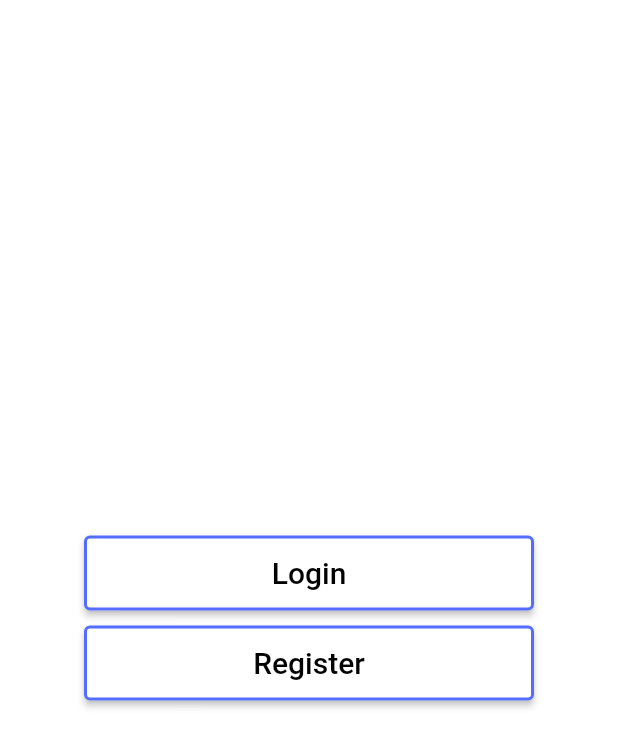
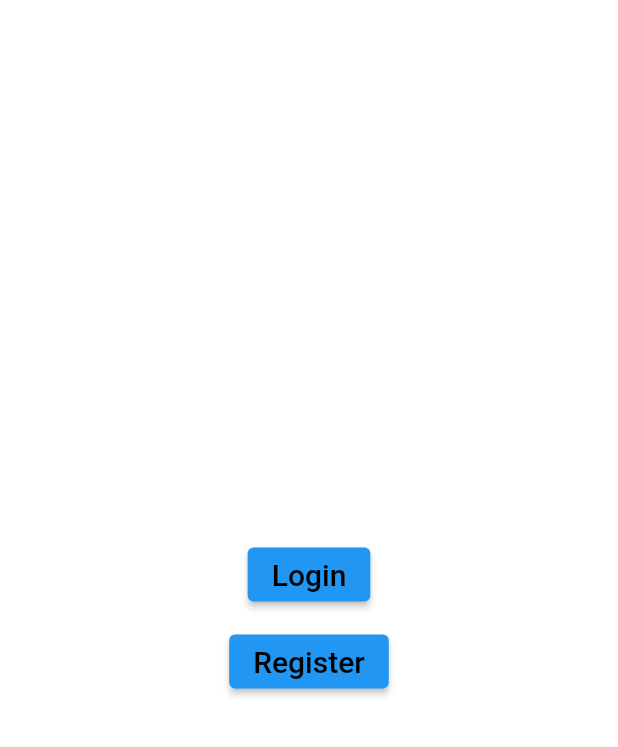
Before and after one commit to RyamAlmalki/Hiwar, a Flutter app: the screen it shows after launch, on a phone screen of 412 x 824 dp. Shown: the top 747 px of the screen. Run offline on Flutter 3.47's test engine with Material 2 defaults, Android fonts, the phone set to English and light mode, and no system bars.

Commit message:
Update login_or_register_screen.dart

```diff
--- a/lib/screens/login_or_register_screen.dart
+++ b/lib/screens/login_or_register_screen.dart
@@ -1,4 +1,5 @@
-import 'package:chatapp/screens/widgets/button.dart';
+import 'package:chatapp/screens/login_screen.dart';
+import 'package:chatapp/screens/widgets/style.dart';
 import 'package:flutter/material.dart';
 
 class LoginOrRegister extends StatefulWidget {
@@ -18,9 +19,34 @@ class _LoginOrRegisterState extends State<LoginOrRegister> {
           child: Column(
             mainAxisAlignment: MainAxisAlignment.center,
             children: [
-              createButton('Login'),
+                ElevatedButton(
+                style: buttonStyle(),
+                onPressed: (){
+                  Navigator.pushReplacement(
+                    context,
+                    MaterialPageRoute(builder: (context) => const LoginScreen()),
+                  );
+                },
+                child: const Text('Login', style: TextStyle(
+                    color: Colors.black,
+                    fontSize: 20,
+                    fontStyle: FontStyle.normal,
+                  ),
+                ),
+              ),
+
               const SizedBox(height: 10,),
-              createButton('Register'),
+
+              ElevatedButton(
+                style: buttonStyle(),
+                onPressed: (){},
+                child: const Text('Register', style: TextStyle(
+                    color: Colors.black,
+                    fontSize: 20,
+                    fontStyle: FontStyle.normal,
+                  ),
+                ),
+              )
             ],
           ),
         )
```
